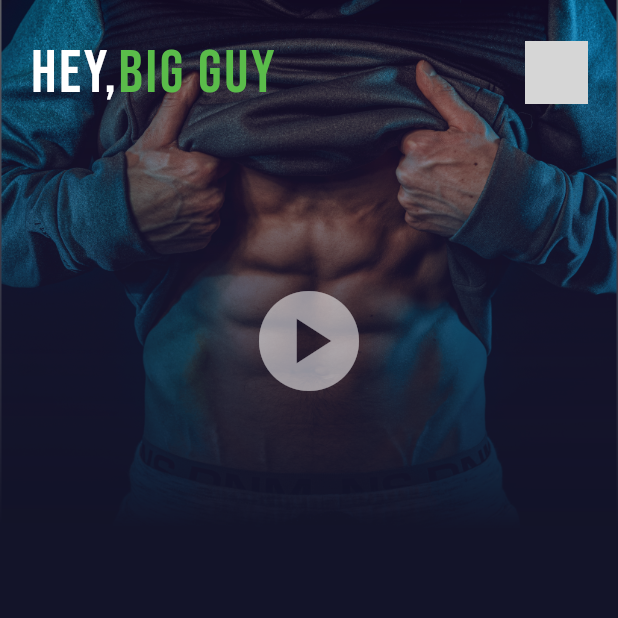
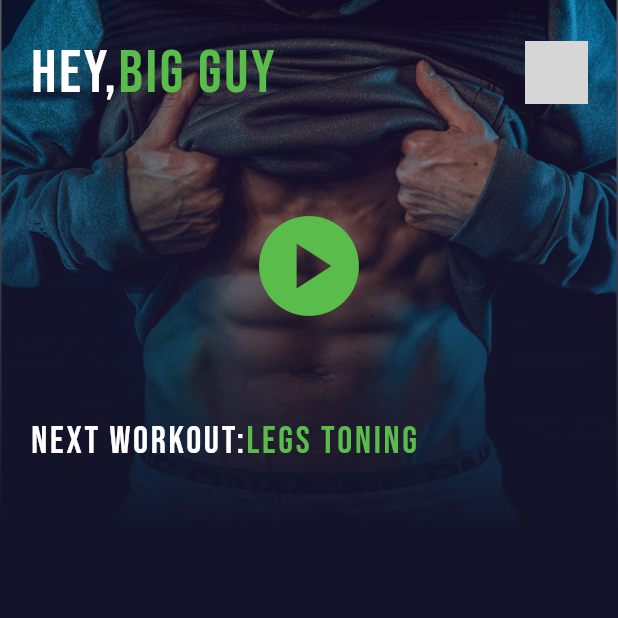
Before and after one commit to ktsweerathunga/workOut_flutterApp, a Flutter app: the HomeScreen screen opened directly, on a phone screen of 412 x 824 dp, the top half of it. Run offline on Flutter 3.47's test engine with Material 3 defaults, Android fonts, the phone set to English and light mode, and no system bars; our stand-ins replace google_fonts; grey boxes are pictures that could not be loaded.

Commit message:
adding stuffs

```diff
--- a/lib/home_screen.dart
+++ b/lib/home_screen.dart
@@ -54,8 +54,26 @@ class _HomeScreenState extends State<HomeScreen> {
                 ],
               ),
               Container(
-                height: 300,
-                child: Icon(Icons.play_circle_sharp , size: 80, color: Colors.white54,),
+                height: 200,
+                child: Icon(Icons.play_circle_sharp , size: 80, color: Color.fromARGB(255, 90, 188, 74),),
+              ),
+              Row(
+                children: [
+                  Row(
+                    children: [
+                      Text("Next workout:", style: GoogleFonts.bebasNeue(
+                        fontSize: 25,
+                        color: Colors.white,
+                        letterSpacing: 1.8
+                      ),),
+                      Text("Legs Toning", style: GoogleFonts.bebasNeue(
+                        fontSize: 25,
+                        color: const Color.fromARGB(255, 90, 188, 74),
+                        letterSpacing: 1.8
+                      ),),
+                    ],
+                  )
+                ],
               )
             ],
           ),
```
